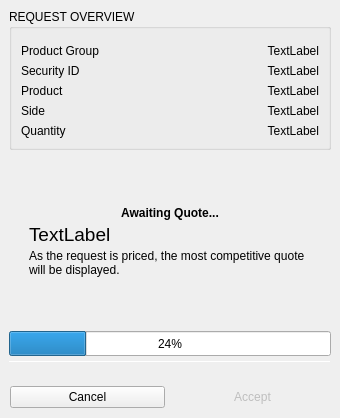
BlockSettle/terminal, file BlockSettleUILib/RequestingQuoteWidget.ui: the form before one commit.
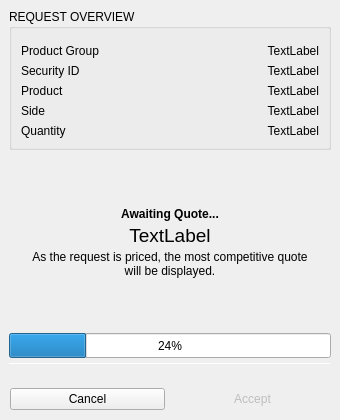
The form after the commit.

Patch:
```diff
--- a/BlockSettleUILib/RequestingQuoteWidget.ui
+++ b/BlockSettleUILib/RequestingQuoteWidget.ui
@@ -7,7 +7,7 @@
     <x>0</x>
     <y>0</y>
     <width>340</width>
-    <height>418</height>
+    <height>420</height>
    </rect>
   </property>
   <property name="sizePolicy">
@@ -16,6 +16,12 @@
     <verstretch>0</verstretch>
    </sizepolicy>
   </property>
+  <property name="minimumSize">
+   <size>
+    <width>340</width>
+    <height>420</height>
+   </size>
+  </property>
   <property name="windowTitle">
    <string>Form</string>
   </property>
@@ -481,7 +487,7 @@
                <string>TextLabel</string>
               </property>
               <property name="alignment">
-               <set>Qt::AlignLeading|Qt::AlignLeft|Qt::AlignVCenter</set>
+               <set>Qt::AlignCenter</set>
               </property>
               <property name="wordWrap">
                <bool>true</bool>
@@ -496,6 +502,9 @@
               <property name="text">
                <string>As the request is priced, the most competitive quote will be displayed.</string>
               </property>
+              <property name="alignment">
+               <set>Qt::AlignCenter</set>
+              </property>
               <property name="wordWrap">
                <bool>true</bool>
               </property>
```
